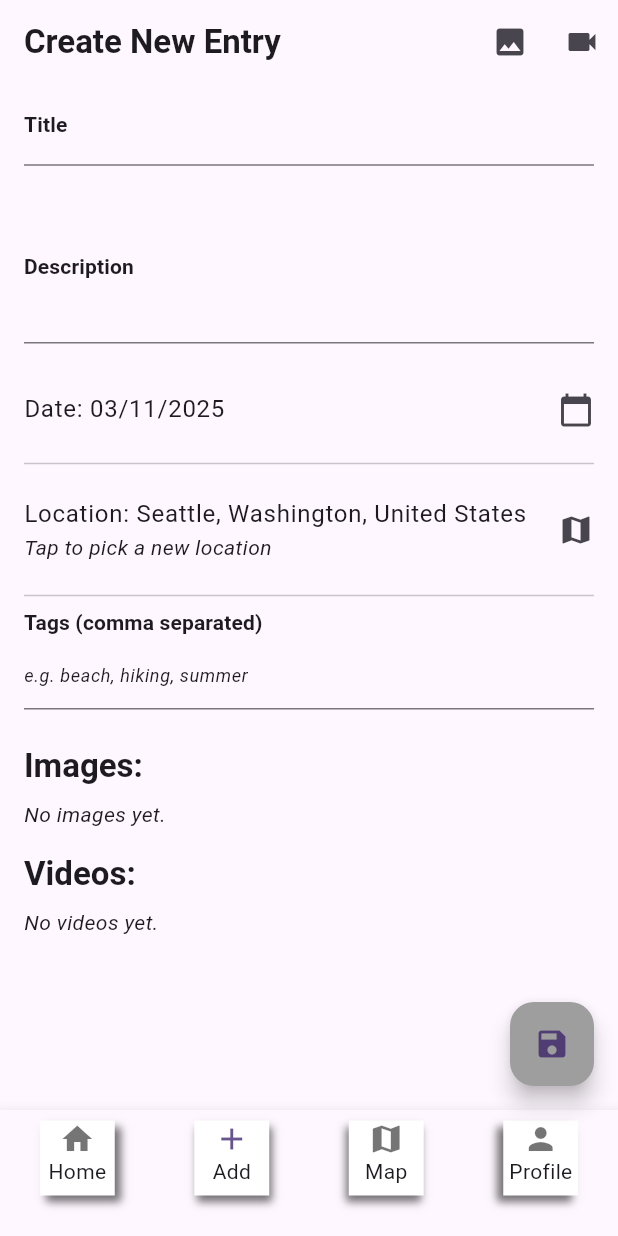
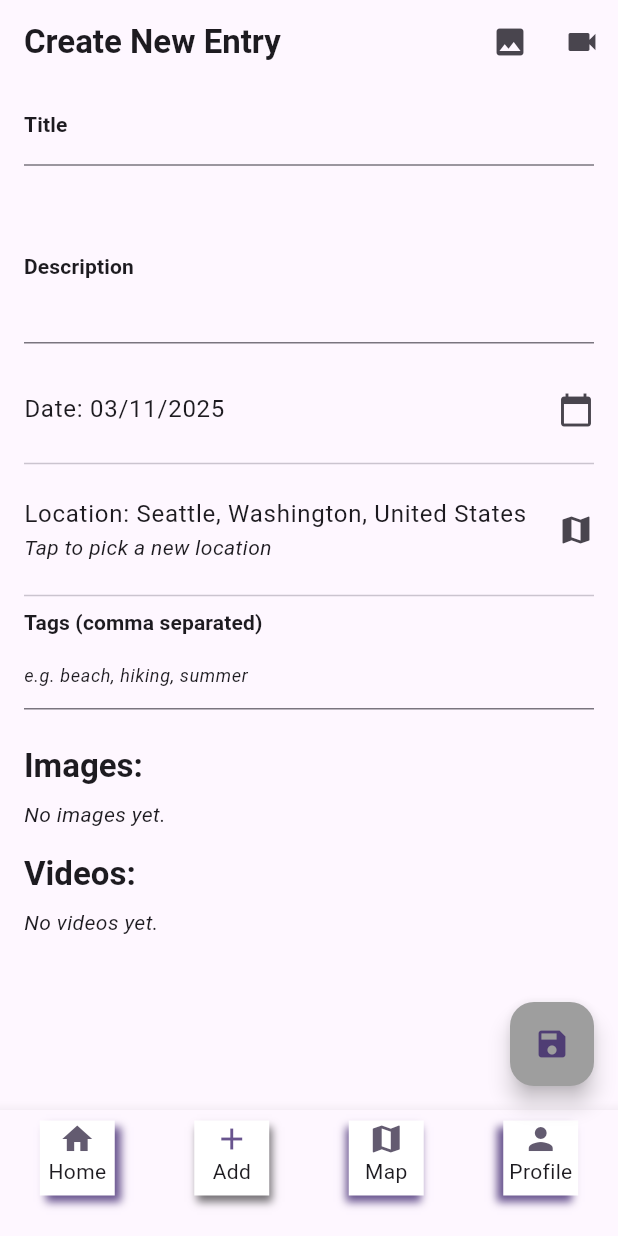
Before and after one commit to PriyaManisha/travellista, a Flutter app: the EntryCreationForm screen opened by its route, on a phone screen of 412 x 824 dp. Run offline on Flutter 3.47's test engine with Material 3 defaults, Android fonts, the phone set to English and light mode, and no system bars; our stand-ins replace chewie, cloud_firestore, firebase_core, firebase_storage, go_router, google_maps_flutter and 2 more; missing offline and left inert: get_thumbnail_video, google_places_autocomplete; accounts and stored records are empty.

Commit message:
More shadows, color consistency

```diff
--- a/lib/nav_bar.dart
+++ b/lib/nav_bar.dart
@@ -33,14 +33,14 @@ class NavBar extends StatelessWidget {
       showUnselectedLabels: true,
       showSelectedLabels: true,
       selectedItemColor: Theme.of(context).colorScheme.primary,
-      //unselectedItemColor: Theme.of(context).colorScheme.primary,
+      unselectedItemColor: Theme.of(context).colorScheme.secondary,
       items: [
         BottomNavigationBarItem(
           icon: Container(
-            decoration: const BoxDecoration(
+            decoration: BoxDecoration(
               color: Colors.white,
               boxShadow: [BoxShadow(
-                color: Colors.black54,
+                color: (selectedIndex==0)?Colors.black54:Theme.of(context).colorScheme.primary,
                 blurRadius:4,
                 offset: Offset(4,4)
               )]
@@ -60,10 +60,10 @@ class NavBar extends StatelessWidget {
         ),
         BottomNavigationBarItem(
           icon: Container(
-            decoration: const BoxDecoration(
+            decoration: BoxDecoration(
               color: Colors.white,
               boxShadow: [ BoxShadow(
-                color: Colors.black54,
+                color: (selectedIndex==1)?Colors.black54:Theme.of(context).colorScheme.primary,
                 blurRadius:4,
                 offset: Offset(2,4)
               )]
@@ -83,10 +83,10 @@ class NavBar extends StatelessWidget {
         ),
         BottomNavigationBarItem(
           icon: Container(
-            decoration: const BoxDecoration(
+            decoration: BoxDecoration(
               color: Colors.white,
               boxShadow: [BoxShadow(
-                color: Colors.black54,
+                color: (selectedIndex==2)?Colors.black54:Theme.of(context).colorScheme.primary,
                 blurRadius:4,
                 offset: Offset(-2,4)
               )]
@@ -106,10 +106,10 @@ class NavBar extends StatelessWidget {
         ),
         BottomNavigationBarItem(
           icon: Container(
-            decoration: const BoxDecoration(
+            decoration: BoxDecoration(
               color: Colors.white,
               boxShadow: [BoxShadow(
-                color: Colors.black54,
+                color: (selectedIndex==3)?Colors.black54:Theme.of(context).colorScheme.primary,
                 blurRadius:4,
                 offset: Offset(-4,4)
               )]
--- a/lib/util/chip_theme_util.dart
+++ b/lib/util/chip_theme_util.dart
@@ -12,12 +12,12 @@ class ChipThemeUtil {
     return Chip(
       label: Text(
         label,
-        style: labelStyle?.copyWith(color: Colors.white) ??
-            const TextStyle(color: Colors.white),
+        style: labelStyle?.copyWith(color: Colors.white,fontWeight: FontWeight.bold) ??
+            const TextStyle(color: Colors.white,fontWeight: FontWeight.bold),
       ),
       backgroundColor: chipPurple,
       visualDensity: VisualDensity.compact,
-      padding: const EdgeInsets.symmetric(horizontal: 8, vertical: 0),
+      padding: const EdgeInsets.symmetric(horizontal: 8, vertical: 8),
       shape: RoundedRectangleBorder(
         borderRadius: BorderRadius.circular(12),
       ),
```
Also changed, not shown: lib/entry_card.dart (+6 -1 lines), lib/entry_detail_page.dart (+11 -1 lines).
